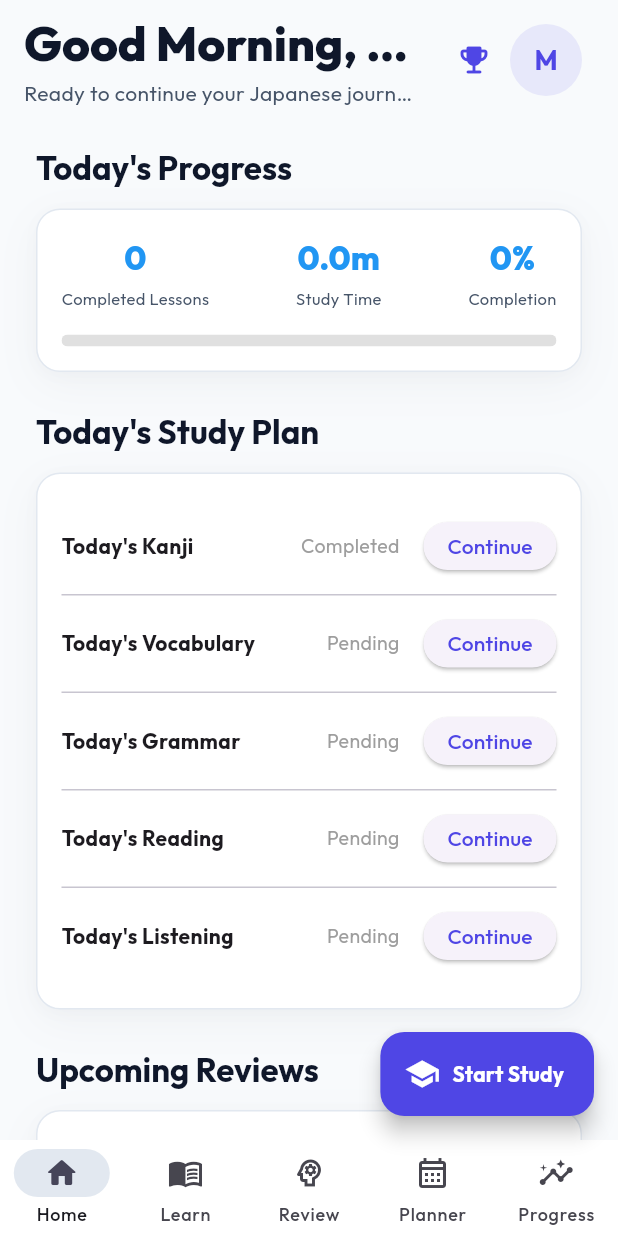
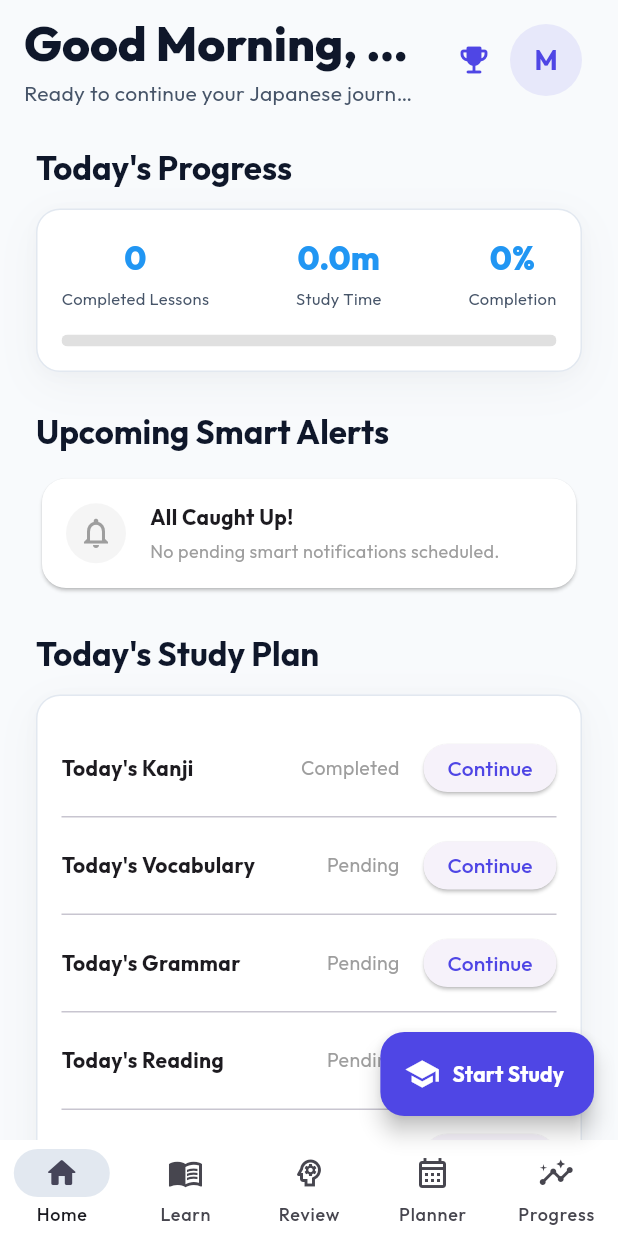
Before and after one commit to mridulcodes101/ShinkaTrack, a Flutter app: the screen it shows after launch, on a phone screen of 412 x 824 dp. Run offline on Flutter 3.47's test engine with Material 3 defaults, Android fonts, the phone set to English and light mode, and no system bars; our stand-ins replace drift, fl_chart, flutter_local_notifications, flutter_riverpod, go_router, google_fonts and 3 more; accounts and stored records are empty; generated files the repository leaves out were written again.

Commit message:
feat: Implement smart notification system with settings, repository, and UI components

```diff
--- a/lib/features/dashboard/presentation/screens/dashboard_screen.dart
+++ b/lib/features/dashboard/presentation/screens/dashboard_screen.dart
@@ -11,6 +11,7 @@ import 'package:shinka_track_n3/features/study/presentation/providers/gamificati
 import 'package:shinka_track_n3/features/achievements/application/achievements_notifier.dart';
 import 'package:shinka_track_n3/features/achievements/domain/models/progression_config.dart';
 import 'package:shinka_track_n3/core/theme/design_system.dart';
+import 'package:shinka_track_n3/features/notifications/presentation/widgets/reminder_card.dart';
 
 class DashboardScreen extends ConsumerStatefulWidget {
   const DashboardScreen({super.key});
@@ -166,6 +167,12 @@ class _DashboardScreenState extends ConsumerState<DashboardScreen> {
                   ],
                 ),
               ),
+              const SizedBox(height: AppSpacing.lg),
+
+              // 1.5 SMART REMINDERS
+              const SectionHeader(title: "Upcoming Smart Alerts"),
+              const SizedBox(height: AppSpacing.sm),
+              const ReminderCard(),
               const SizedBox(height: AppSpacing.lg),
 
               // 2. TODAY'S STUDY PLAN
--- /dev/null
+++ b/lib/features/notifications/presentation/widgets/reminder_card.dart
@@ -0,0 +1,121 @@
+import 'package:flutter/material.dart';
+import 'package:flutter_riverpod/flutter_riverpod.dart';
+import 'package:intl/intl.dart';
+import 'package:shinka_track_n3/core/theme/design_system.dart';
+import 'package:shinka_track_n3/features/notifications/domain/models/notification_rule.dart';
+import 'package:shinka_track_n3/features/notifications/application/notifications_notifier.dart';
+
+class ReminderCard extends ConsumerWidget {
+  const ReminderCard({super.key});
+
+  IconData _mapIcon(String type) {
+    switch (type) {
+      case 'study':
+        return Icons.menu_book;
+      case 'review':
+        return Icons.rate_review;
+      case 'achievement':
+        return Icons.verified;
+      case 'planner':
+        return Icons.calendar_today;
+      default:
+        return Icons.notifications;
+    }
+  }
+
+  @override
+  Widget build(BuildContext context, WidgetRef ref) {
+    final pendingAsync = ref.watch(pendingNotificationsProvider);
+    final isDark = Theme.of(context).brightness == Brightness.dark;
+
+    return pendingAsync.when(
+      loading: () => const SizedBox.shrink(),
+      error: (err, stack) => const SizedBox.shrink(),
+      data: (list) {
+        if (list.isEmpty) {
+          return Card(
+            shape: RoundedRectangleBorder(borderRadius: BorderRadius.circular(16)),
+            color: isDark ? PremiumDesignSystem.surfaceDark : Colors.white,
+            elevation: 1,
+            child: Padding(
+              padding: const EdgeInsets.all(16.0),
+              child: Row(
+                children: [
+                  CircleAvatar(
+                    backgroundColor: Colors.grey.withValues(alpha: 0.1),
+                    child: const Icon(Icons.notifications_none, color: Colors.grey),
+                  ),
+                  const SizedBox(width: 16),
+                  const Expanded(
+                    child: Column(
+                      crossAxisAlignment: CrossAxisAlignment.start,
+                      children: [
+                        Text('All Caught Up!', style: TextStyle(fontWeight: FontWeight.bold, fontSize: 14)),
+                        SizedBox(height: 4),
+                        Text('No pending smart notifications scheduled.', style: TextStyle(fontSize: 12, color: Colors.grey)),
+                      ],
+                    ),
+                  )
+                ],
+              ),
+            ),
+          );
+        }
+
+        final item = list.first;
+        final timeStr = DateFormat('jm').format(item.scheduledTime);
+
+        return Card(
+          shape: RoundedRectangleBorder(borderRadius: BorderRadius.circular(16)),
+          color: isDark ? PremiumDesignSystem.surfaceDark : Colors.white,
+          elevation: 3,
+          child: InkWell(
+            borderRadius: BorderRadius.circular(16),
+            onTap: () {
+              // Action trigger or dismiss
+            },
+            child: Padding(
+              padding: const EdgeInsets.all(16.0),
+              child: Column(
+                crossAxisAlignment: CrossAxisAlignment.start,
+                children: [
+                  Row(
+                    children: [
+                      CircleAvatar(
+                        backgroundColor: PremiumDesignSystem.primaryBlue.withValues(alpha: 0.15),
+                        foregroundColor: PremiumDesignSystem.primaryBlue,
+                        child: Icon(_mapIcon(item.type), size: 20),
+                      ),
+                      const SizedBox(width: 12),
+                      Expanded(
+                        child: Column(
+                          crossAxisAlignment: CrossAxisAlignment.start,
+                          children: [
+                            Text(
+                              item.title,
+                              style: const TextStyle(fontWeight: FontWeight.bold, fontSize: 13),
+                            ),
+                            const SizedBox(height: 2),
+                            Text(
+                              'Scheduled for $timeStr',
+                              style: TextStyle(fontSize: 11, color: Colors.grey[500]),
+                            ),
+                          ],
+                        ),
+                      ),
+                    ],
+                  ),
+                  const SizedBox(height: 12),
+                  Text(
+                    item.body,
+                    style: TextStyle(fontSize: 13, color: isDark ? Colors.grey[300] : Colors.grey[800], height: 1.4),
+                  ),
+                ],
+              ),
+            ),
+          ),
+        );
+      },
+    );
+  }
+}
```
Also changed, not shown: lib/features/notifications/application/notifications_notifier.dart (added, +47 -0 lines), lib/features/notifications/data/repositories/notification_repository_impl.dart (added, +67 -0 lines), lib/features/notifications/domain/models/notification_rule.dart (added, +35 -0 lines), lib/features/notifications/domain/repositories/notification_repository.dart (added, +9 -0 lines), lib/features/notifications/services/notification_engine.dart (added, +123 -0 lines), lib/features/settings/presentation/screens/settings_screen.dart (+50 -0 lines), 1 other file.
